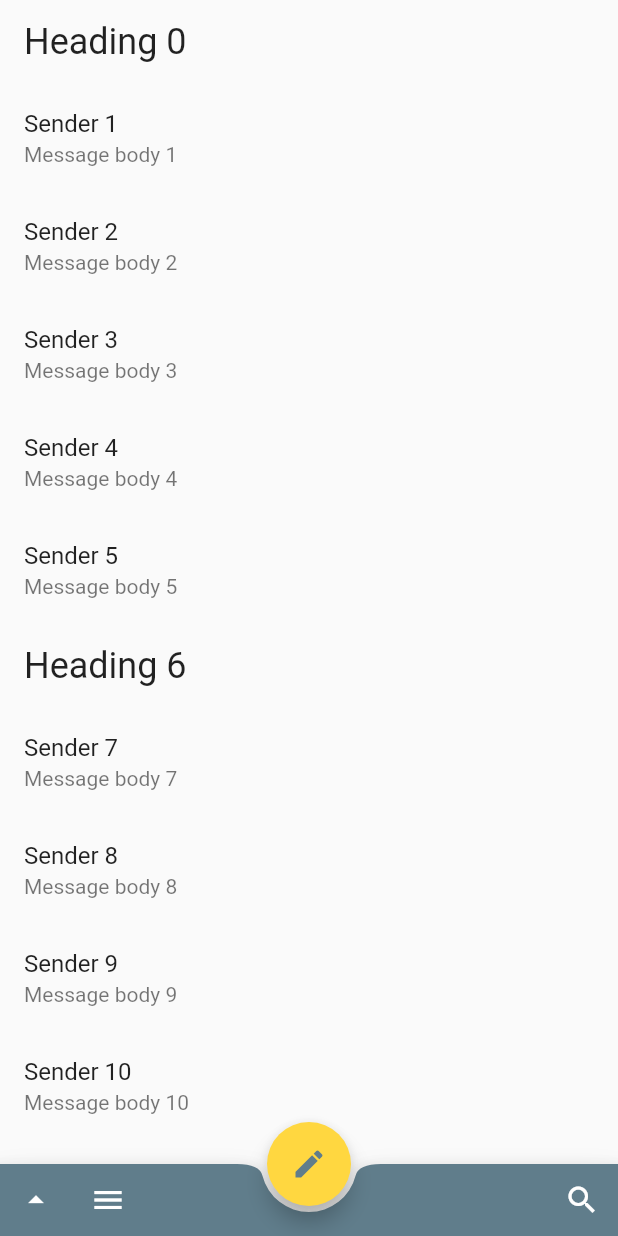
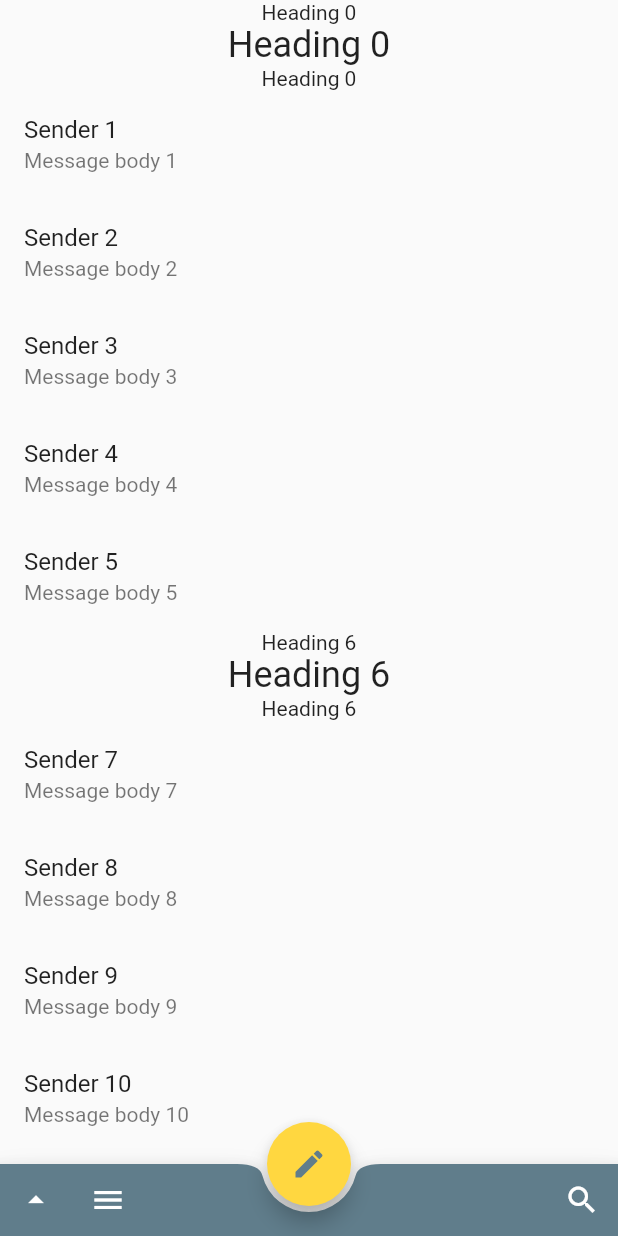
Before and after one commit to ibhavikmakwana/reply, a Flutter app: the screen it shows after launch, on a phone screen of 412 x 824 dp. Run offline on Flutter 3.47's test engine with Material 2 defaults, Android fonts, the phone set to English and light mode, and no system bars.

Commit message:
list tile to column

```diff
--- a/lib/ui/Home.dart
+++ b/lib/ui/Home.dart
@@ -89,11 +89,30 @@ class _MyHomePageState extends State<MyHomePage> {
         final item = items[index];
 
         if (item is HeadingItem) {
-          return ListTile(
-            title: Text(
-              item.heading,
-              style: Theme.of(context).textTheme.headline,
-            ),
+          return Column(
+            children: <Widget>[
+              Text(
+                item.heading,
+                style: Theme
+                    .of(context)
+                    .textTheme
+                    .body1,
+              ),
+              Text(
+                item.heading,
+                style: Theme
+                    .of(context)
+                    .textTheme
+                    .headline,
+              ),
+              Text(
+                item.heading,
+                style: Theme
+                    .of(context)
+                    .textTheme
+                    .body1,
+              ),
+            ],
           );
         } else if (item is MessageItem) {
           return ListTile(
```
